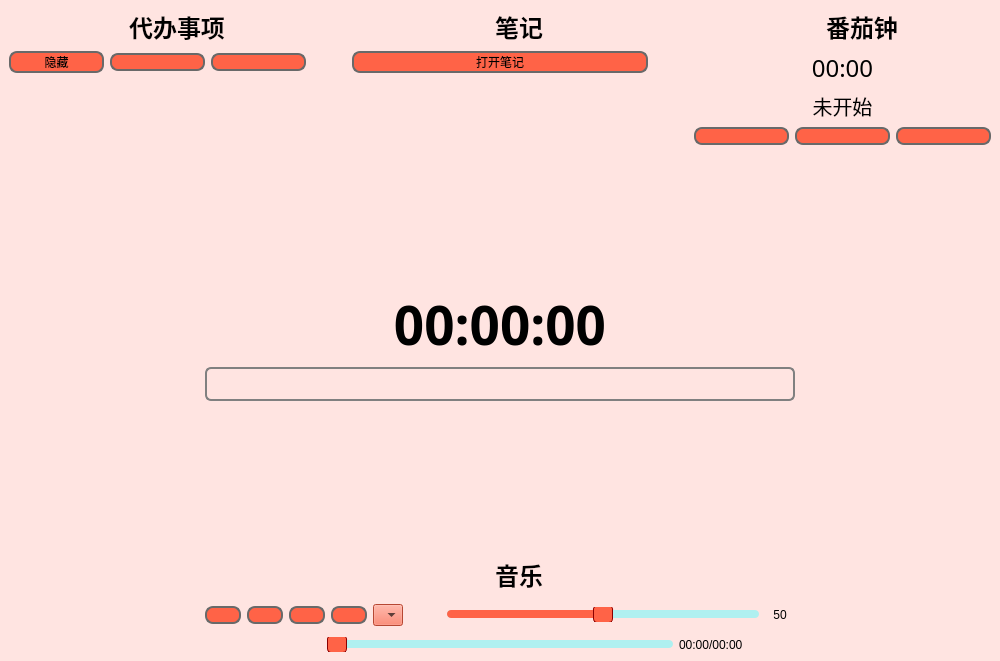
First picture: the form in mainwindow.ui, repository Vivanto-Libera/Pomodoro, before the edit.
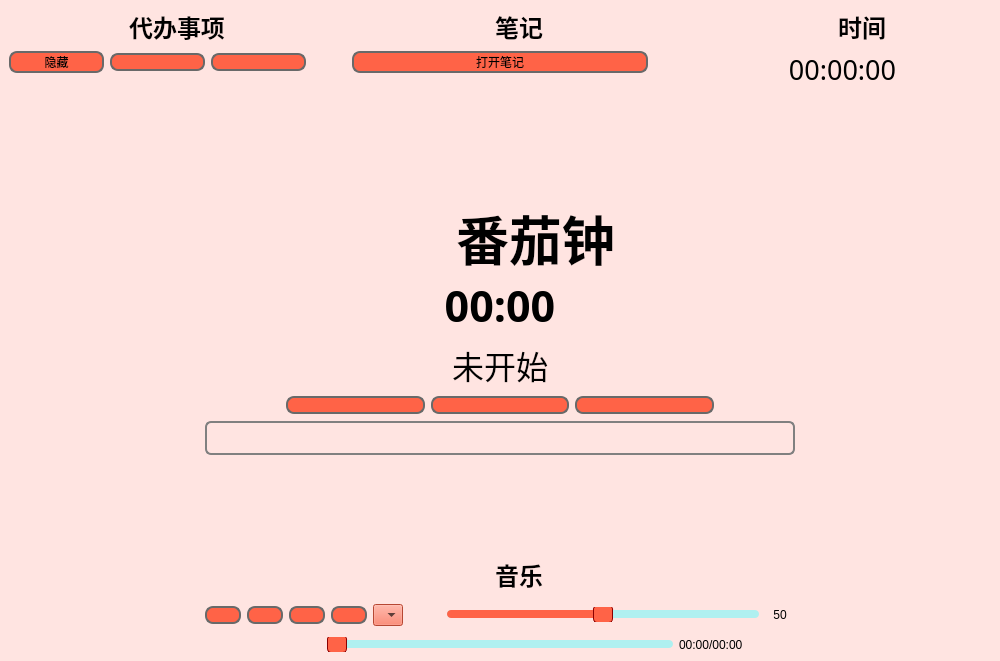
Second picture: the form after the edit. Icons and pictures are not drawn.

Commit message: Changed Ui layout and scrollbar's color.

The edit to the form file:
```diff
--- a/mainwindow.ui
+++ b/mainwindow.ui
@@ -110,18 +110,26 @@
 {
 	
 	background-color: rgb(255,228,225);
+}
+QScrollBar
+{
+	border-raidus:8px;
+	background-color:rgb(215,200,215);
+}
+QScrollBar::handle
+{
+	border-radius:8px;
+	background-color:rgb(220,190,220);
 }</string>
   </property>
   <widget class="QWidget" name="centralwidget">
    <layout class="QGridLayout" name="gridLayout">
     <item row="0" column="0">
-     <layout class="QVBoxLayout" name="verticalLayout_5">
-      <item>
-       <layout class="QVBoxLayout" name="verticalLayout_2">
+     <layout class="QVBoxLayout" name="verticalLayout_2" stretch="2,1,1,1">
         <item>
          <layout class="QHBoxLayout" name="horizontalLayout_6" stretch="1,0,1,0,1">
           <item>
-           <layout class="QVBoxLayout" name="verticalLayout" stretch="0,0,10,1">
+         <layout class="QVBoxLayout" name="verticalLayout" stretch="0,0,4">
             <item>
              <layout class="QHBoxLayout" name="horizontalLayout" stretch="0,0,0,0">
               <item>
@@ -276,19 +284,6 @@
               </property>
              </widget>
             </item>
-            <item>
-             <spacer name="verticalSpacer_5">
-              <property name="orientation">
-               <enum>Qt::Orientation::Vertical</enum>
-              </property>
-              <property name="sizeHint" stdset="0">
-               <size>
-                <width>20</width>
-                <height>40</height>
-               </size>
-              </property>
-             </spacer>
-            </item>
            </layout>
           </item>
           <item>
@@ -398,13 +393,102 @@
               </property>
              </spacer>
             </item>
+         </layout>
+        </item>
+        <item>
+         <spacer name="horizontalSpacer_8">
+          <property name="orientation">
+           <enum>Qt::Orientation::Horizontal</enum>
+          </property>
+          <property name="sizeHint" stdset="0">
+           <size>
+            <width>40</width>
+            <height>20</height>
+           </size>
+          </property>
+         </spacer>
+        </item>
+        <item>
+         <layout class="QVBoxLayout" name="verticalLayout_5">
+          <item>
+           <layout class="QHBoxLayout" name="horizontalLayout_13">
+            <item>
+             <spacer name="horizontalSpacer_17">
+              <property name="orientation">
+               <enum>Qt::Orientation::Horizontal</enum>
+              </property>
+              <property name="sizeHint" stdset="0">
+               <size>
+                <width>40</width>
+                <height>20</height>
+               </size>
+              </property>
+             </spacer>
+            </item>
+            <item>
+             <widget class="QLabel" name="labPic_note_2">
+              <property name="minimumSize">
+               <size>
+                <width>32</width>
+                <height>32</height>
+               </size>
+              </property>
+              <property name="maximumSize">
+               <size>
+                <width>32</width>
+                <height>32</height>
+               </size>
+              </property>
+              <property name="text">
+               <string/>
+              </property>
+              <property name="pixmap">
+               <pixmap resource="res.qrc">:/icons/images/time.png</pixmap>
+              </property>
+              <property name="scaledContents">
+               <bool>true</bool>
+              </property>
+             </widget>
+            </item>
+            <item>
+             <widget class="QLabel" name="lab_time">
+              <property name="font">
+               <font>
+                <family>胡晓波骚包体</family>
+                <pointsize>18</pointsize>
+                <bold>true</bold>
+               </font>
+              </property>
+              <property name="text">
+               <string>时间</string>
+              </property>
+              <property name="alignment">
+               <set>Qt::AlignmentFlag::AlignCenter</set>
+              </property>
+             </widget>
+            </item>
+            <item>
+             <spacer name="horizontalSpacer_18">
+              <property name="orientation">
+               <enum>Qt::Orientation::Horizontal</enum>
+              </property>
+              <property name="sizeHint" stdset="0">
+               <size>
+                <width>40</width>
+                <height>20</height>
+               </size>
+              </property>
+             </spacer>
+            </item>
+           </layout>
+          </item>
             <item>
              <widget class="QLabel" name="lab_curTime">
               <property name="font">
                <font>
                 <family>未来圆SC</family>
-                <pointsize>40</pointsize>
-                <bold>true</bold>
+              <pointsize>20</pointsize>
+              <bold>false</bold>
                </font>
               </property>
               <property name="text">
@@ -415,23 +499,25 @@
               </property>
              </widget>
             </item>
-           </layout>
-          </item>
           <item>
-           <spacer name="horizontalSpacer_8">
+           <spacer name="verticalSpacer_4">
             <property name="orientation">
-             <enum>Qt::Orientation::Horizontal</enum>
+             <enum>Qt::Orientation::Vertical</enum>
             </property>
             <property name="sizeHint" stdset="0">
              <size>
-              <width>40</width>
-              <height>20</height>
+              <width>20</width>
+              <height>40</height>
              </size>
             </property>
            </spacer>
           </item>
+         </layout>
+        </item>
+       </layout>
+      </item>
           <item>
-           <layout class="QVBoxLayout" name="verticalLayout_4">
+       <layout class="QVBoxLayout" name="verticalLayout_4" stretch="1,1,1,3,0">
             <item>
              <layout class="QHBoxLayout" name="horizontalLayout_4">
               <item>
@@ -451,14 +537,14 @@
                <widget class="QLabel" name="labPic_pomodoro">
                 <property name="minimumSize">
                  <size>
-                  <width>32</width>
-                  <height>32</height>
+              <width>64</width>
+              <height>64</height>
                  </size>
                 </property>
                 <property name="maximumSize">
                  <size>
-                  <width>32</width>
-                  <height>32</height>
+              <width>64</width>
+              <height>64</height>
                  </size>
                 </property>
                 <property name="text">
@@ -473,11 +559,17 @@
                </widget>
               </item>
               <item>
-               <widget class="QLabel" name="lab_note_2">
+           <widget class="QLabel" name="lab_pomodoro">
+            <property name="minimumSize">
+             <size>
+              <width>0</width>
+              <height>64</height>
+             </size>
+            </property>
                 <property name="font">
                  <font>
                   <family>胡晓波骚包体</family>
-                  <pointsize>18</pointsize>
+              <pointsize>40</pointsize>
                   <bold>true</bold>
                  </font>
                 </property>
@@ -509,7 +601,8 @@
               <property name="font">
                <font>
                 <family>未来圆SC</family>
-                <pointsize>18</pointsize>
+            <pointsize>32</pointsize>
+            <bold>true</bold>
                </font>
               </property>
               <property name="text">
@@ -525,7 +618,7 @@
               <property name="font">
                <font>
                 <family>未来圆SC</family>
-                <pointsize>15</pointsize>
+            <pointsize>24</pointsize>
                </font>
               </property>
               <property name="text">
@@ -537,7 +630,20 @@
              </widget>
             </item>
             <item>
-             <layout class="QHBoxLayout" name="horizontalLayout_5">
+         <layout class="QHBoxLayout" name="horizontalLayout_5" stretch="2,1,1,1,2">
+          <item>
+           <spacer name="horizontalSpacer_15">
+            <property name="orientation">
+             <enum>Qt::Orientation::Horizontal</enum>
+            </property>
+            <property name="sizeHint" stdset="0">
+             <size>
+              <width>40</width>
+              <height>20</height>
+             </size>
+            </property>
+           </spacer>
+          </item>
               <item>
                <widget class="QPushButton" name="btn_setting">
                 <property name="toolTip">
@@ -598,22 +704,18 @@
                 </property>
                </widget>
               </item>
-             </layout>
-            </item>
             <item>
-             <spacer name="verticalSpacer_2">
+           <spacer name="horizontalSpacer_16">
               <property name="orientation">
-               <enum>Qt::Orientation::Vertical</enum>
+             <enum>Qt::Orientation::Horizontal</enum>
               </property>
               <property name="sizeHint" stdset="0">
                <size>
-                <width>20</width>
-                <height>40</height>
+              <width>40</width>
+              <height>20</height>
                </size>
               </property>
              </spacer>
-            </item>
-           </layout>
           </item>
          </layout>
         </item>
@@ -665,17 +767,14 @@
        </layout>
       </item>
       <item>
-       <spacer name="verticalSpacer_3">
+       <spacer name="verticalSpacer_2">
         <property name="orientation">
          <enum>Qt::Orientation::Vertical</enum>
         </property>
-        <property name="sizeType">
-         <enum>QSizePolicy::Policy::Fixed</enum>
-        </property>
         <property name="sizeHint" stdset="0">
          <size>
           <width>20</width>
-          <height>150</height>
+          <height>40</height>
          </size>
         </property>
        </spacer>
```
Lines whose indentation alone changed are shown as unchanged. The commit also changes 5 other files.
